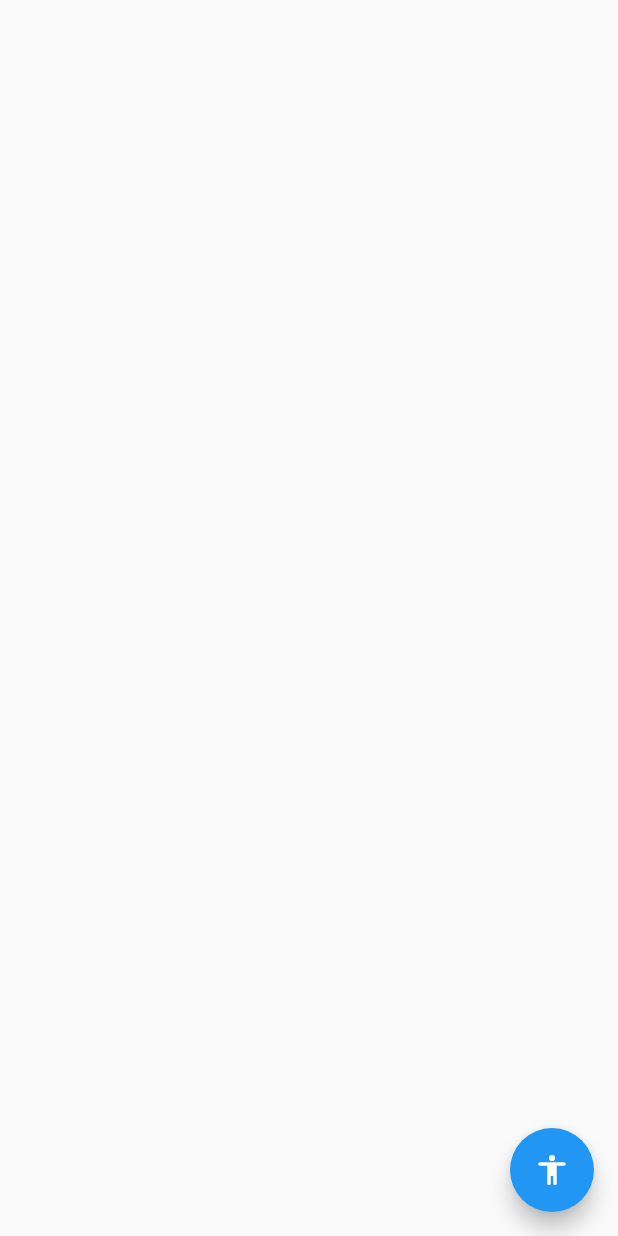
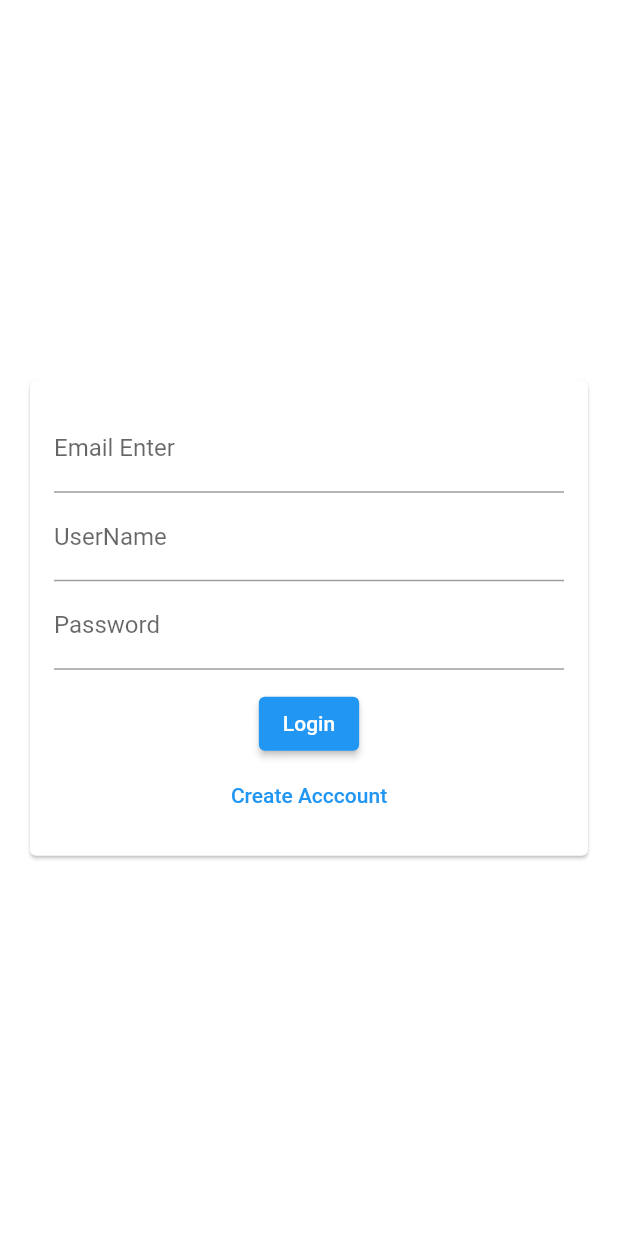
Before and after one commit to abdullahwale/flutter-firebase-2022, a Flutter app: the screen it shows after launch, on a phone screen of 412 x 824 dp. Run offline on Flutter 3.47's test engine with Material 2 defaults, Android fonts, the phone set to English and light mode, and no system bars; our stand-ins replace cloud_firestore, firebase_core; accounts and stored records are empty.

Commit message:
update authentication page design

```diff
--- a/flutter_firebase_chat_app_2022/lib/main.dart
+++ b/flutter_firebase_chat_app_2022/lib/main.dart
@@ -1,6 +1,8 @@
 import 'package:firebase_core/firebase_core.dart';
 import 'package:flutter/material.dart';
 import 'package:flutter_firebase_chat_app_2022/screens/chatscreen.dart';
+
+import 'screens/auth_screen.dart';
 
 Future<void> main() async {
   WidgetsFlutterBinding.ensureInitialized();
@@ -19,7 +21,8 @@ class MyApp extends StatelessWidget {
       theme: ThemeData(
         primarySwatch: Colors.blue,
       ),
-      home: ChatScreen(),
+      home: AuthScreen(),
+      //home: ChatScreen(),
     );
   }
 }
--- /dev/null
+++ b/flutter_firebase_chat_app_2022/lib/screens/auth_screen.dart
@@ -0,0 +1,16 @@
+import 'package:flutter/material.dart';
+import '../widgets/auth_form.dart';
+
+class AuthScreen extends StatefulWidget {
+  const AuthScreen({Key? key}) : super(key: key);
+
+  @override
+  State<AuthScreen> createState() => _AuthScreenState();
+}
+
+class _AuthScreenState extends State<AuthScreen> {
+  @override
+  Widget build(BuildContext context) {
+    return AuthForm();
+  }
+}
--- /dev/null
+++ b/flutter_firebase_chat_app_2022/lib/widgets/auth_form.dart
@@ -0,0 +1,55 @@
+import 'package:flutter/material.dart';
+
+class AuthForm extends StatefulWidget {
+  const AuthForm({Key? key}) : super(key: key);
+
+  @override
+  State<AuthForm> createState() => _AuthFormState();
+}
+
+class _AuthFormState extends State<AuthForm> {
+  @override
+  Widget build(BuildContext context) {
+    return Center(
+      child: Card(
+        margin: EdgeInsets.all(20),
+        child: SingleChildScrollView(
+          child: Padding(
+            padding: EdgeInsets.all(16),
+            child: Form(
+              child: Column(
+                //mainAxisSize: MainAxisSize.min,
+                children: [
+                  TextFormField(
+                    keyboardType: TextInputType.emailAddress,
+                    decoration: InputDecoration(
+                      labelText: 'Email Enter',
+                    ),
+                  ),
+                  TextFormField(
+                    decoration: InputDecoration(labelText: 'UserName'),
+                  ),
+                  TextFormField(
+                    decoration: InputDecoration(labelText: 'Password'),
+                    obscureText: true,
+                  ),
+                  SizedBox(
+                    height: 12,
+                  ),
+                  ElevatedButton(
+                    child: Text("Login"),
+                    onPressed: () {},
+                  ),
+                  TextButton(
+                    child: Text('Create Acccount'),
+                    onPressed: () {},
+                  ),
+                ],
+              ),
+            ),
+          ),
+        ),
+      ),
+    );
+  }
+}
```
